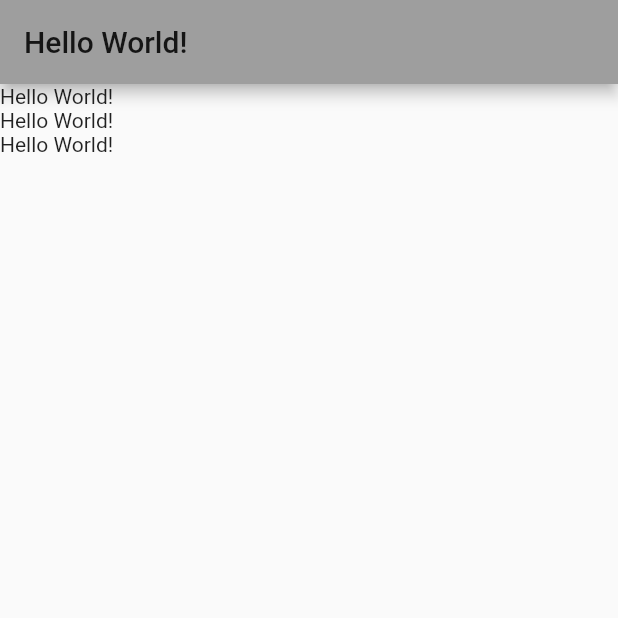
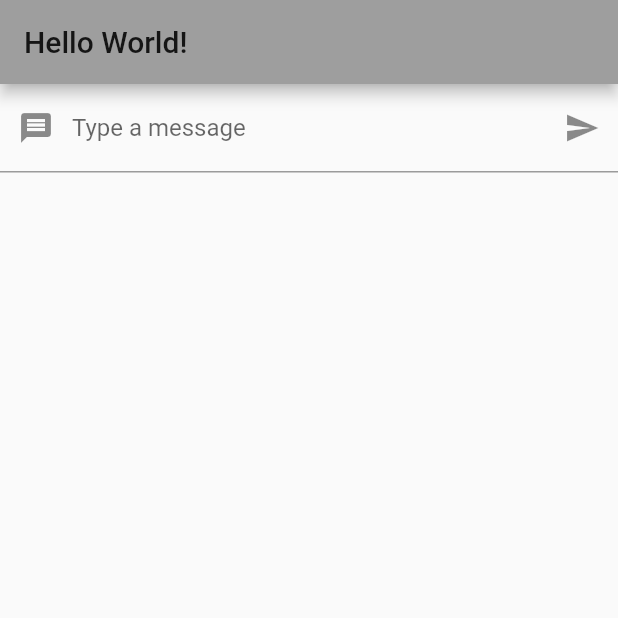
Before and after one commit to matheustgf10/Me-trying-flutter, a Flutter app: the screen it shows after launch, on a phone screen of 412 x 824 dp, the top half of it. Run offline on Flutter 3.47's test engine with Material 2 defaults, Android fonts, the phone set to English and light mode, and no system bars.

Commit message:
Add files via upload

```diff
--- a/lib/main.dart
+++ b/lib/main.dart
@@ -2,6 +2,24 @@ import 'package:flutter/material.dart';
 
 void main() {
   runApp(MyApp());
+}
+
+class Post {
+  String body;
+  String author;
+  int likes = 0;
+  bool userLiked = false;
+
+  Post(this.body, this.author);
+
+  void likePost() {
+    this.userLiked = !this.userLiked;
+    if (this.userLiked) {
+      this.likes += 1;
+    } else {
+      this.likes -= 1;
+    }
+  }
 }
 
 class MyApp extends StatelessWidget {
@@ -19,20 +37,77 @@ class MyApp extends StatelessWidget {
   }
 }
 
-class MyHomePage extends StatelessWidget {
+class MyHomePage extends StatefulWidget {
+  @override
+  _MyHomePageState createState() => _MyHomePageState();
+}
+
+class _MyHomePageState extends State<MyHomePage> {
+  List<Post> posts = [];
+
+  void newPost(String text) {
+    this.setState(() {
+      posts.add(new Post(text, "Rash"));
+    });
+  }
+
   @override
   Widget build(BuildContext context) {
     return Scaffold(
         appBar: AppBar(title: Text('Hello World!')),
-        body: Column(
-          children: <Widget>[TestWidget(), TestWidget(), TestWidget()],
-        ));
+        body: Column(children: <Widget>[
+          Expanded(child: TextInputWidget(this.newPost)),
+          Expanded(child: PostList())
+        ]));
   }
 }
 
-class TestWidget extends StatelessWidget {
+class TextInputWidget extends StatefulWidget {
+  final Function(String) callback;
+  TextInputWidget(this.callback);
+
+  @override
+  _TextInputWidgetState createState() => _TextInputWidgetState();
+}
+
+class _TextInputWidgetState extends State<TextInputWidget> {
+  final controller = TextEditingController();
+
+  @override
+  void dispose() {
+    super.dispose();
+    controller.dispose();
+  }
+
+  void click() {
+    widget.callback(controller.text);
+    controller.clear();
+  }
+
   @override
   Widget build(BuildContext context) {
-    return Text('Hello World!');
+    return TextField(
+        controller: this.controller,
+        decoration: InputDecoration(
+            prefixIcon: Icon(Icons.message),
+            labelText: "Type a message",
+            suffixIcon: IconButton(
+              icon: Icon(Icons.send),
+              splashColor: Colors.blue,
+              tooltip: "Post message",
+              onPressed: this.click,
+            )));
   }
 }
+
+class PostList extends StatefulWidget {
+  @override
+  _PostListState createState() => _PostListState();
+}
+
+class _PostListState extends State<PostList> {
+  @override
+  Widget build(BuildContext context) {
+    return Container();
+  }
+}
```
